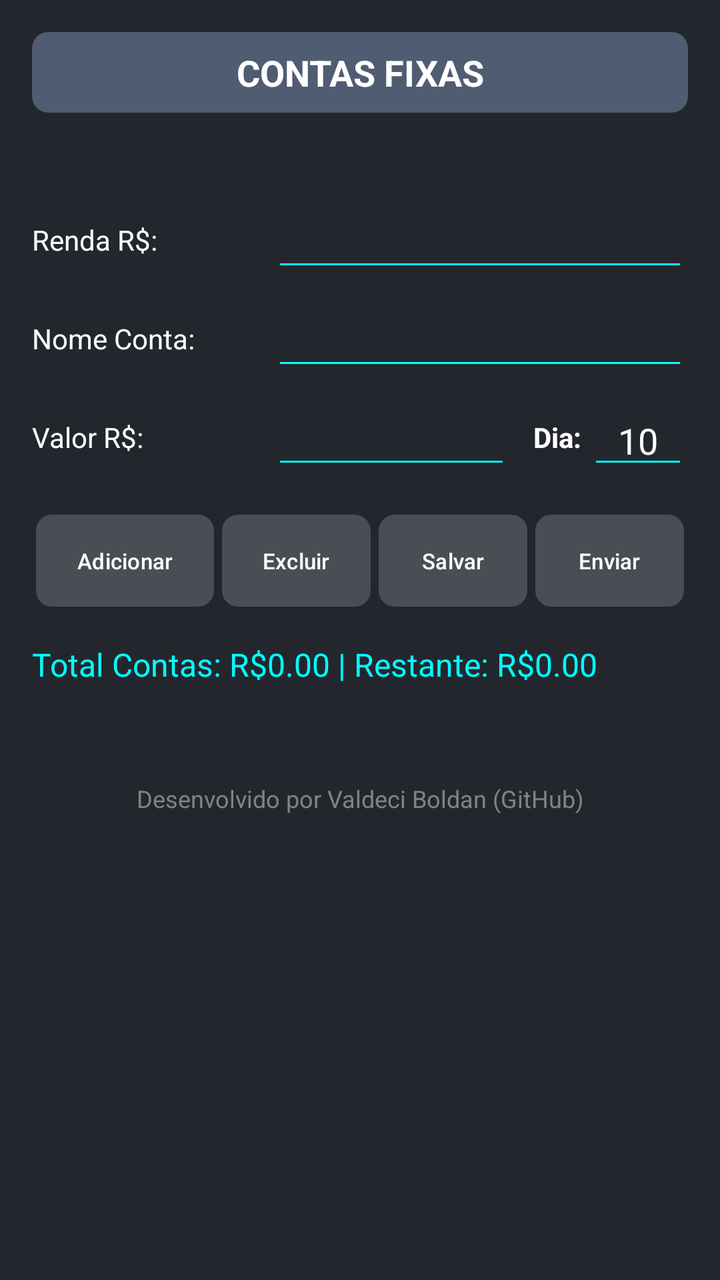
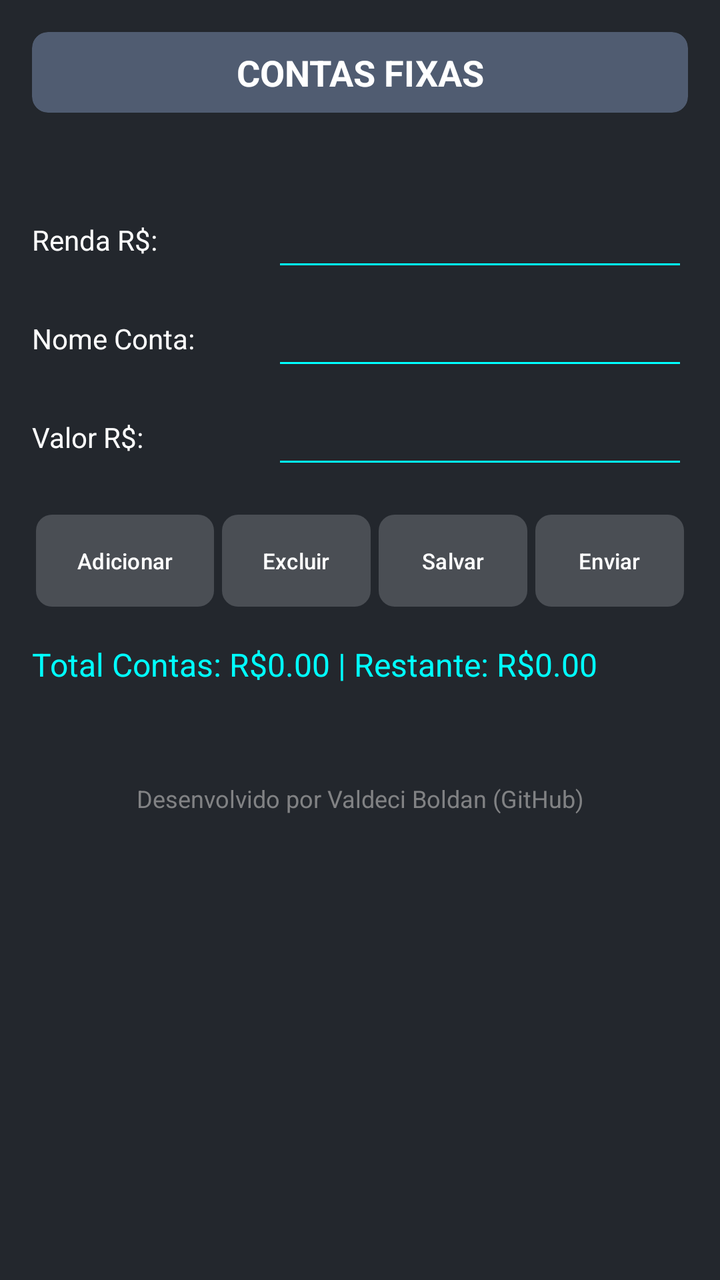

An Android layout rendered at two revisions. The XML below is the earlier revision; the diff shows what the commit changed to produce the second picture.
<!-- AndroidManifest.xml: application theme Theme.CalculadoradeCompras -->
<!-- res/layout/fragment_contas_fixas.xml -->
<?xml version="1.0" encoding="utf-8"?>
<ScrollView xmlns:android="http://schemas.android.com/apk/res/android"
    xmlns:app="http://schemas.android.com/apk/res-auto"
    android:layout_width="match_parent"
    android:layout_height="match_parent"
    android:background="#23272d"
    android:fillViewport="true">

    <LinearLayout
        android:layout_width="match_parent"
        android:layout_height="wrap_content"
        android:clipChildren="false"
        android:clipToPadding="false"
        android:orientation="vertical"
        android:padding="16dp">

        
        <com.google.android.material.card.MaterialCardView
            android:layout_width="match_parent"
            android:layout_height="wrap_content"
            android:layout_marginBottom="12dp"
            app:cardBackgroundColor="#505c71"
            app:cardCornerRadius="8dp"
            app:cardElevation="0dp"
            app:strokeWidth="0dp">

            <TextView
                android:layout_width="match_parent"
                android:layout_height="wrap_content"
                android:padding="8dp"
                android:text="CONTAS FIXAS"
                android:textAlignment="center"
                android:textColor="#FFFFFF"
                android:textSize="18sp"
                android:textStyle="bold" />

        </com.google.android.material.card.MaterialCardView>

        
        <TextView
            android:id="@+id/lblDataContas"
            android:layout_width="match_parent"
            android:layout_height="wrap_content"
            android:layout_marginBottom="12dp"
            android:textColor="#FFFFFF"
            android:textSize="14sp" />

        
        <LinearLayout
            android:layout_width="match_parent"
            android:layout_height="wrap_content"
            android:layout_marginBottom="8dp"
            android:gravity="center_vertical"
            android:orientation="horizontal">

            <TextView
                android:layout_width="120dp"
                android:layout_height="wrap_content"
                android:text="Renda R$:"
                android:textColor="#FFFFFF" />

            <EditText
                android:id="@+id/entRendaContas"
                android:layout_width="match_parent"
                android:layout_height="wrap_content"
                android:backgroundTint="#00FFFF"
                android:imeOptions="actionNext"
                android:inputType="numberDecimal"
                android:textColor="#FFFFFF" />
        </LinearLayout>

        
        <LinearLayout
            android:layout_width="match_parent"
            android:layout_height="wrap_content"
            android:layout_marginBottom="8dp"
            android:gravity="center_vertical"
            android:orientation="horizontal">

            <TextView
                android:layout_width="120dp"
                android:layout_height="wrap_content"
                android:text="Nome Conta:"
                android:textColor="#FFFFFF" />

            <EditText
                android:id="@+id/entNomeConta"
                android:layout_width="match_parent"
                android:layout_height="wrap_content"
                android:backgroundTint="#00FFFF"
                android:imeOptions="actionNext"
                android:inputType="textCapSentences"
                android:textColor="#FFFFFF" />
        </LinearLayout>

        
        <LinearLayout
            android:layout_width="match_parent"
            android:layout_height="wrap_content"
            android:layout_marginBottom="16dp"
            android:gravity="center_vertical"
            android:orientation="horizontal">

            <TextView
                android:layout_width="120dp"
                android:layout_height="wrap_content"
                android:text="Valor R$:"
                android:textColor="#FFFFFF" />

            <EditText
                android:id="@+id/entValorConta"
                android:layout_width="0dp"
                android:layout_height="wrap_content"
                android:layout_weight="1"
                android:backgroundTint="#00FFFF"
                android:imeOptions="actionNext"
                android:inputType="numberDecimal"
                android:textColor="#FFFFFF" />

            <TextView
                android:layout_width="wrap_content"
                android:layout_height="wrap_content"
                android:layout_marginStart="8dp"
                android:text=" Dia: "
                android:textColor="#FFFFFF"
                android:textStyle="bold" />

            <EditText
                android:id="@+id/entVencimentoConta"
                android:layout_width="50dp"
                android:layout_height="wrap_content"
                android:backgroundTint="#00FFFF"
                android:imeOptions="actionDone"
                android:inputType="number"
                android:selectAllOnFocus="true"
                android:text="10"
                android:textAlignment="center"
                android:textColor="#FFFFFF" />
        </LinearLayout>

        
        <LinearLayout
            android:layout_width="match_parent"
            android:layout_height="wrap_content"
            android:layout_marginBottom="16dp"
            android:orientation="horizontal"
            android:padding="2dp">

            <com.google.android.material.button.MaterialButton
                android:id="@+id/btnAddConta"
                android:layout_width="0dp"
                android:layout_height="46dp"
                android:layout_marginEnd="4dp"
                android:layout_weight="1.2"
                android:insetLeft="0dp"
                android:insetTop="0dp"
                android:insetRight="0dp"
                android:insetBottom="0dp"
                android:padding="2dp"
                android:text="Adicionar"
                android:textAllCaps="false"
                android:textColor="#FFFFFF"
                android:textSize="11sp"
                app:backgroundTint="#4A4E54"
                app:cornerRadius="8dp" />

            <com.google.android.material.button.MaterialButton
                android:id="@+id/btnExcConta"
                android:layout_width="0dp"
                android:layout_height="46dp"
                android:layout_marginEnd="4dp"
                android:layout_weight="1"
                android:insetLeft="0dp"
                android:insetTop="0dp"
                android:insetRight="0dp"
                android:insetBottom="0dp"
                android:padding="2dp"
                android:text="Excluir"
                android:textAllCaps="false"
                android:textColor="#FFFFFF"
                android:textSize="11sp"
                app:backgroundTint="#4A4E54"
                app:cornerRadius="8dp" />

            <com.google.android.material.button.MaterialButton
                android:id="@+id/btnSalvarContas"
                android:layout_width="0dp"
                android:layout_height="46dp"
                android:layout_marginEnd="4dp"
                android:layout_weight="1"
                android:insetLeft="0dp"
                android:insetTop="0dp"
                android:insetRight="0dp"
                android:insetBottom="0dp"
                android:padding="2dp"
                android:text="Salvar"
                android:textAllCaps="false"
                android:textColor="#FFFFFF"
                android:textSize="11sp"
                app:backgroundTint="#4A4E54"
                app:cornerRadius="8dp" />

            <com.google.android.material.button.MaterialButton
                android:id="@+id/btnEnviarContas"
                android:layout_width="0dp"
                android:layout_height="46dp"
                android:layout_weight="1"
                android:enabled="false"
                android:insetLeft="0dp"
                android:insetTop="0dp"
                android:insetRight="0dp"
                android:insetBottom="0dp"
                android:padding="2dp"
                android:text="Enviar"
                android:textAllCaps="false"
                android:textColor="#FFFFFF"
                android:textSize="11sp"
                app:backgroundTint="#4A4E54"
                app:cornerRadius="8dp" />
        </LinearLayout>

        
        <TextView
            android:id="@+id/lblStatusContas"
            android:layout_width="match_parent"
            android:layout_height="wrap_content"
            android:layout_marginBottom="8dp"
            android:text="Total Contas: R$0.00 | Restante: R$0.00"
            android:textColor="#00ffff"
            android:textSize="16sp" />

        
        <LinearLayout
            android:id="@+id/boxListaContas"
            android:layout_width="match_parent"
            android:layout_height="wrap_content"
            android:orientation="vertical"
            android:padding="4dp" />

        
        <TextView
            android:id="@+id/tvFooterContas"
            android:layout_width="match_parent"
            android:layout_height="wrap_content"
            android:layout_marginTop="20dp"
            android:alpha="0.7"
            android:clickable="true"
            android:focusable="true"
            android:gravity="center"
            android:padding="12dp"
            android:text="Desenvolvido por Valdeci Boldan (GitHub)"
            android:textColor="#AAAAAA"
            android:textSize="12sp" />

    </LinearLayout>
</ScrollView>
<!-- resources referenced by this layout -->
<resources>
  <style name="Theme.CalculadoradeCompras" parent="Base.Theme.CalculadoradeCompras" />
  <style name="Base.Theme.CalculadoradeCompras" parent="Theme.Material3.DayNight.NoActionBar">
          
          
          
      </style>
</resources>

<!-- the commit's change to res/layout/fragment_contas_fixas.xml (unified diff, before → after) -->
@@ -109,32 +109,11 @@
 
             <EditText
                 android:id="@+id/entValorConta"
-                android:layout_width="0dp"
-                android:layout_height="wrap_content"
-                android:layout_weight="1"
-                android:backgroundTint="#00FFFF"
-                android:imeOptions="actionNext"
-                android:inputType="numberDecimal"
-                android:textColor="#FFFFFF" />
-
-            <TextView
-                android:layout_width="wrap_content"
-                android:layout_height="wrap_content"
-                android:layout_marginStart="8dp"
-                android:text=" Dia: "
-                android:textColor="#FFFFFF"
-                android:textStyle="bold" />
-
-            <EditText
-                android:id="@+id/entVencimentoConta"
-                android:layout_width="50dp"
+                android:layout_width="match_parent"
                 android:layout_height="wrap_content"
                 android:backgroundTint="#00FFFF"
                 android:imeOptions="actionDone"
-                android:inputType="number"
-                android:selectAllOnFocus="true"
-                android:text="10"
-                android:textAlignment="center"
+                android:inputType="numberDecimal"
                 android:textColor="#FFFFFF" />
         </LinearLayout>
 
